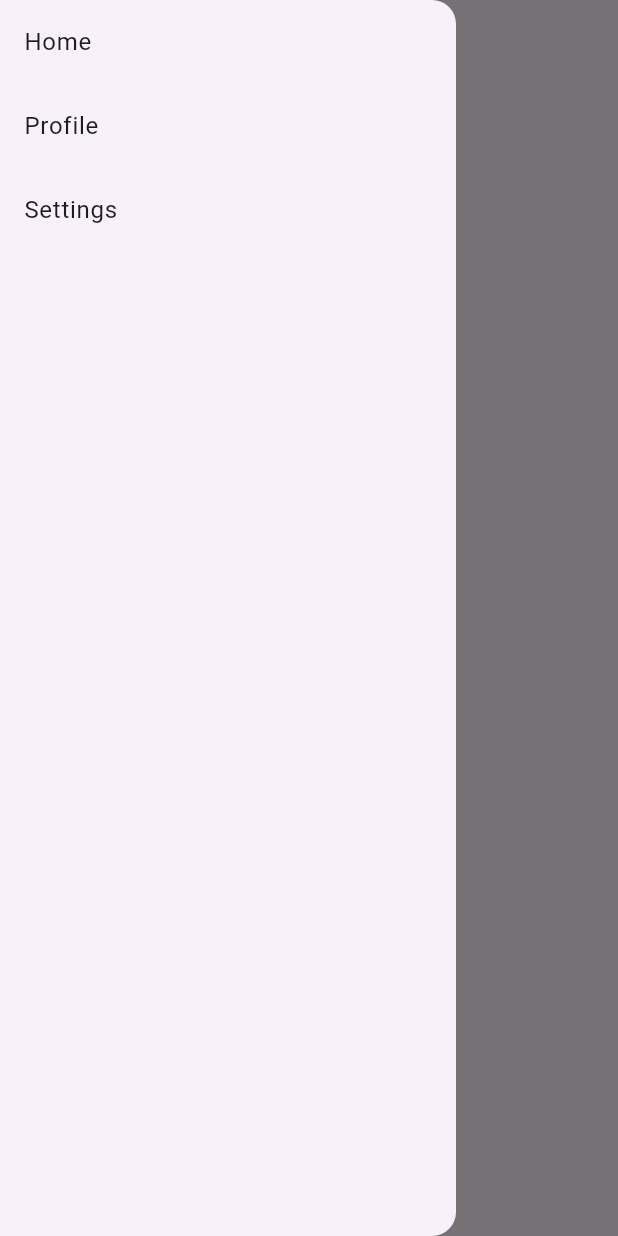
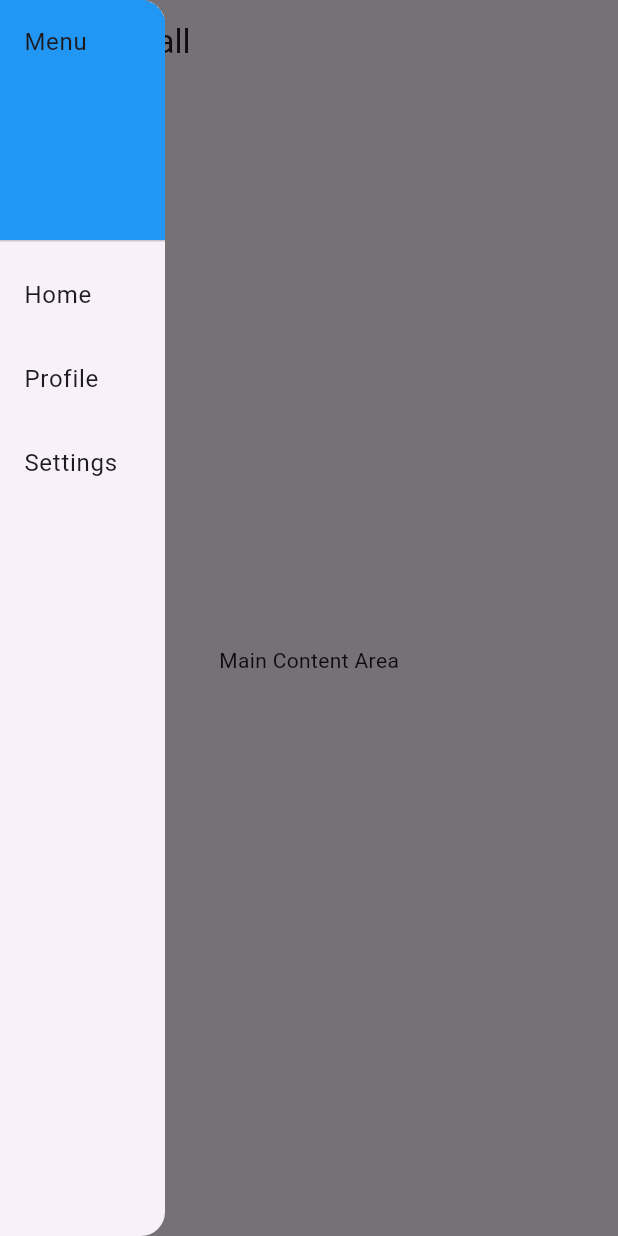
Before and after one commit to ssekimuli/flutter-nav-bar, a Flutter app: the screen it shows after launch, with the side drawer open, on a phone screen of 412 x 824 dp. Run offline on Flutter 3.47's test engine with Material 3 defaults, Android fonts, the light colour scheme and no system bars.

Commit message:
fix menu

```diff
--- a/lib/main.dart
+++ b/lib/main.dart
@@ -43,7 +43,7 @@ class _MyHomePageState extends State<MyHomePage> {
             body: Row(
               children: [
                 SizedBox(
-                  width: 240,
+                  width: 140,
                   child: AppMenu(),
                 ),
                 Expanded(
@@ -57,8 +57,11 @@ class _MyHomePageState extends State<MyHomePage> {
             appBar: AppBar(
               title: const Text('Small'),
             ),
-            drawer: const Drawer(
-              child: AppMenu(),
+            drawer: SizedBox(
+              width: 110,
+              child: const Drawer(
+                child: AppMenu(),
+              ),
             ),
             body: const Center(child: Text('Main Content Area')),
           );
@@ -75,12 +78,12 @@ class AppMenu extends StatelessWidget {
     return ListView(
       padding: EdgeInsets.zero,
       children: [
-        // const DrawerHeader(
-        //   decoration: BoxDecoration(
-        //     color: Colors.blue,
-        //   ),
-        //   child: Text('Navigation Menu'),
-        // ),
+        const DrawerHeader(
+          decoration: BoxDecoration(
+            color: Colors.blue,
+          ),
+          child: Text('Menu'),
+        ),
         ListTile(
           title: const Text('Home'),
           onTap: () {
```
